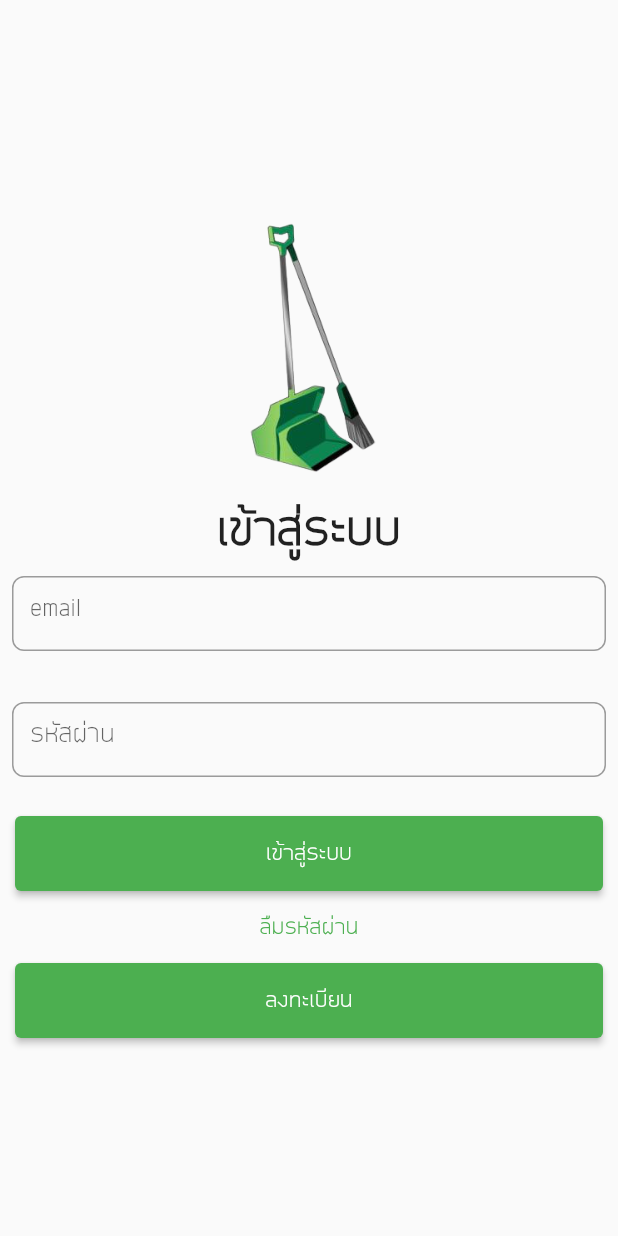
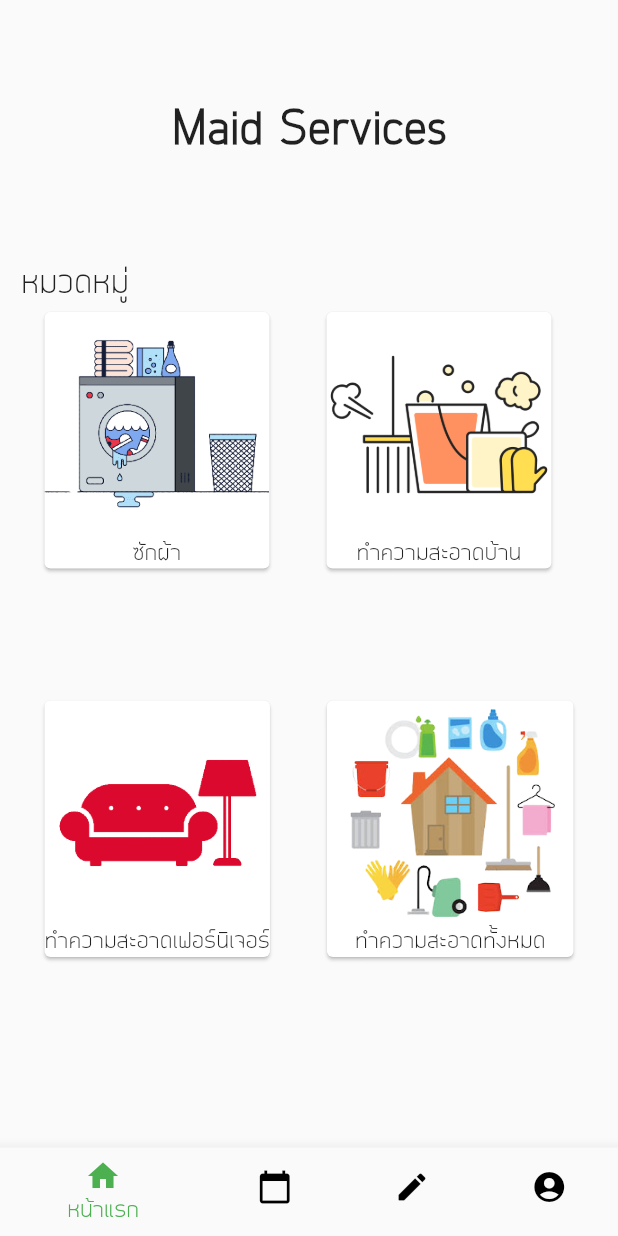
Before and after one commit to ReemWSW/MaidService, a Flutter app: the screen it shows after launch, on a phone screen of 412 x 824 dp. Run offline on Flutter 3.47's test engine with Material 2 defaults, Android fonts, the phone set to English and light mode, and no system bars; our stand-ins replace date_time_picker, get.

Commit message:
make cardcetories
Co-authored-by: ReemWSW <ReemWSW@users.noreply.github.com>

```diff
--- a/lib/main.dart
+++ b/lib/main.dart
@@ -1,5 +1,6 @@
 import 'package:flutter/material.dart';
 import 'package:get/get.dart';
+import 'package:maidservice/pages/home/view/home.dart';
 
 import 'pages/login/view/login.dart';
 import 'pages/signup/views/signup.dart';
@@ -15,15 +16,17 @@ class MyApp extends StatelessWidget {
   @override
   Widget build(BuildContext context) {
     return GetMaterialApp(
+      debugShowCheckedModeBanner: false,
       title: 'Maid Service',
       theme: ThemeData(
         fontFamily: 'EkkamaiNew',
         primarySwatch: Colors.green,
       ),
-      home: const LoginPage(),
+      home: const HomePage(),
       getPages: [
         GetPage(name: "/login", page: () => const LoginPage()),
         GetPage(name: "/signup", page: () => const SignUpPage()),
+        GetPage(name: "/home", page: () => const HomePage()),
       ],
     );
   }
--- /dev/null
+++ b/lib/pages/home/view/home.dart
@@ -0,0 +1,152 @@
+import 'package:flutter/material.dart';
+import 'package:maidservice/pages/wash/views/wash_screen.dart';
+
+class HomePage extends StatefulWidget {
+  const HomePage({Key key}) : super(key: key);
+
+  static const TextStyle optionStyle =
+      TextStyle(fontSize: 30, fontWeight: FontWeight.bold);
+  static const List<Widget> _widgetOptions = <Widget>[
+    Text(
+      'Index 0: Home',
+      style: optionStyle,
+    ),
+    Text(
+      'Index 1: Business',
+      style: optionStyle,
+    ),
+    Text(
+      'Index 2: School',
+      style: optionStyle,
+    ),
+  ];
+
+  @override
+  State<HomePage> createState() => _HomePageState();
+}
+
+class _HomePageState extends State<HomePage> {
+  int _selectedIndex = 0;
+
+  void _onItemTapped(int index) {
+    setState(() {
+      _selectedIndex = index;
+    });
+  }
+
+  @override
+  Widget build(BuildContext context) {
+    return Scaffold(
+      resizeToAvoidBottomInset: false,
+      body: Padding(
+        padding: const EdgeInsets.symmetric(horizontal: 14),
+        child: Column(
+          children: [
+            const Padding(
+              padding: EdgeInsets.all(65),
+              child: Align(
+                alignment: Alignment.center,
+                child: Text('Maid Services',
+                    style: TextStyle(
+                      fontSize: 30.0,
+                      fontWeight: FontWeight.bold,
+                    )),
+              ),
+            ),
+            SizedBox(
+              width: MediaQuery.of(context).size.width,
+              child: const Text(
+                'หมวดหมู่',
+                textAlign: TextAlign.left,
+                style: TextStyle(fontSize: 20),
+              ),
+            ),
+            Wrap(
+              spacing: 30,
+              runSpacing: 80,
+              children: [
+                cardCetories(
+                  context,
+                  Image.asset(
+                    'assets/images/wash.png',
+                    height: 150,
+                  ),
+                  'ซักผ้า',
+                ),
+                cardCetories(
+                  context,
+                  Image.asset(
+                    'assets/images/clean.png',
+                    height: 150,
+                  ),
+                  'ทำความสะอาดบ้าน',
+                ),
+                cardCetories(
+                  context,
+                  Image.asset(
+                    'assets/images/cleanfur.png',
+                    height: 150,
+                  ),
+                  'ทำความสะอาดเฟอร์นิเจอร์',
+                ),
+                cardCetories(
+                  context,
+                  Image.asset(
+                    'assets/images/allservices.png',
+                    height: 150,
+                  ),
+                  'ทำความสะอาดทั้งหมด',
+                ),
+              ],
+            )
+          ],
+        ),
+      ),
+      bottomNavigationBar: BottomNavigationBar(
+        items: const <BottomNavigationBarItem>[
+          BottomNavigationBarItem(
+            icon: Icon(Icons.home),
+            label: 'หน้าแรก',
+          ),
+          BottomNavigationBarItem(
+            icon: Icon(Icons.calendar_today),
+            label: 'รายการ',
+          ),
+          BottomNavigationBarItem(
+            icon: Icon(Icons.create_rounded),
+            label: 'งานของฉัน',
+          ),
+          BottomNavigationBarItem(
+            icon: Icon(Icons.account_circle),
+            label: 'ฉัน',
+          ),
+        ],
+        backgroundColor: Colors.grey[600],
+        unselectedItemColor: Colors.black,
+        selectedItemColor: Theme.of(context).colorScheme.primary,
+        currentIndex: _selectedIndex,
+        onTap: _onItemTapped,
+      ),
+    );
+  }
+
+  Card cardCetories(BuildContext context, Image image, String title) {
+    return Card(
+      child: InkWell(
+        splashColor: Colors.blue.withAlpha(30),
+        onTap: () {
+          Navigator.push(
+            context,
+            MaterialPageRoute(builder: (context) => const WashScreen()),
+          );
+        },
+        child: Column(
+          children: [
+            image,
+            Text(title),
+          ],
+        ),
+      ),
+    );
+  }
+}
--- a/pubspec.yaml
+++ b/pubspec.yaml
@@ -65,6 +65,10 @@ flutter:
   #   - images/a_dot_ham.jpeg
   assets:
     - assets/images/login.png
+    - assets/images/wash.png
+    - assets/images/cleanfur.png
+    - assets/images/clean.png
+    - assets/images/allservices.png
   # An image asset can refer to one or more resolution-specific "variants", see
   # https://flutter.dev/assets-and-images/#resolution-aware.
 
```
Also changed, not shown: assets/images/allservices.png (added), assets/images/clean.png (added), assets/images/cleanfur.png (added), assets/images/wash.png (added).
